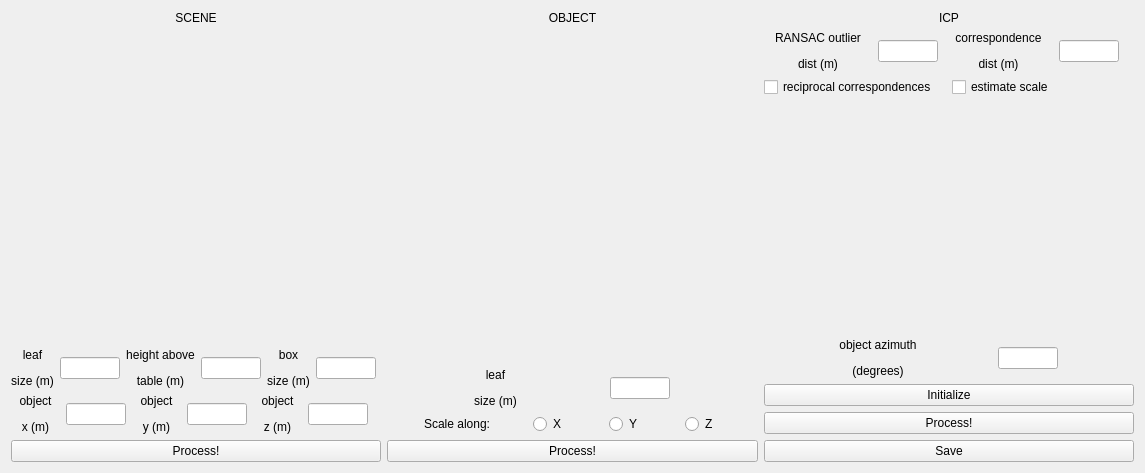
samarth-robo/ICP-gui, file pclviewer.ui: the form before one commit.
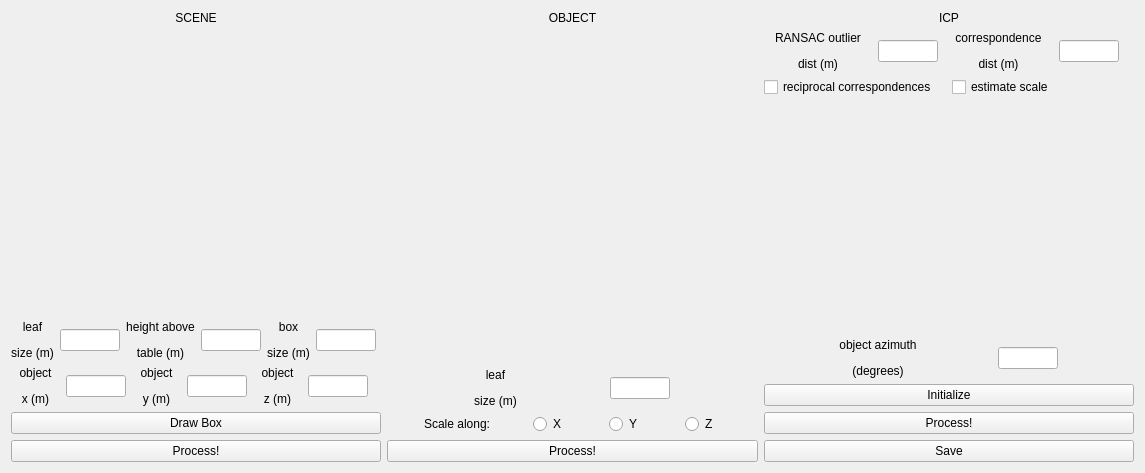
The form after the commit. Custom widgets are drawn as their Qt base class.

Commit message: Added button to show box before processing scene

What changed in the file:
```diff
--- a/pclviewer.ui
+++ b/pclviewer.ui
@@ -347,6 +347,13 @@
        </item>
       </layout>
      </item>
+     <item>
+      <widget class="QPushButton" name="scene_draw_box_button">
+       <property name="text">
+        <string>Draw Box</string>
+       </property>
+      </widget>
+     </item>
      <item>
       <widget class="QPushButton" name="scene_process_button">
        <property name="sizePolicy">
```
The commit also changes 5 other files.
